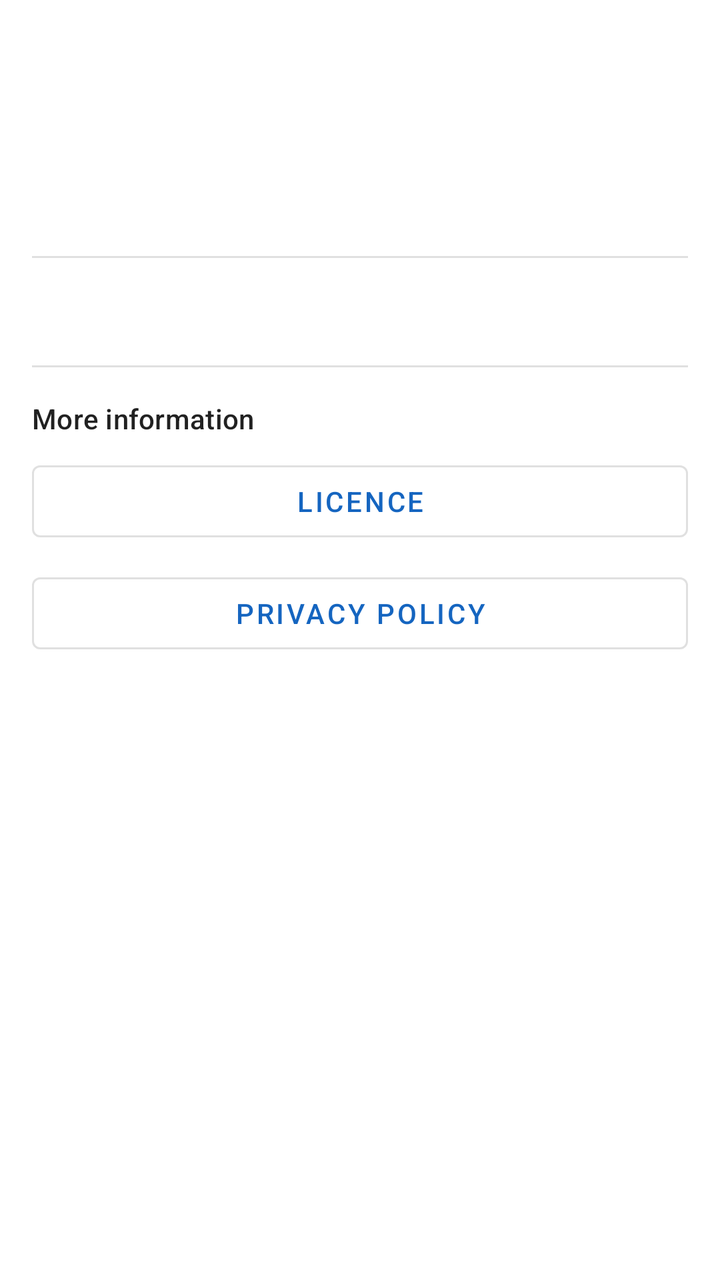
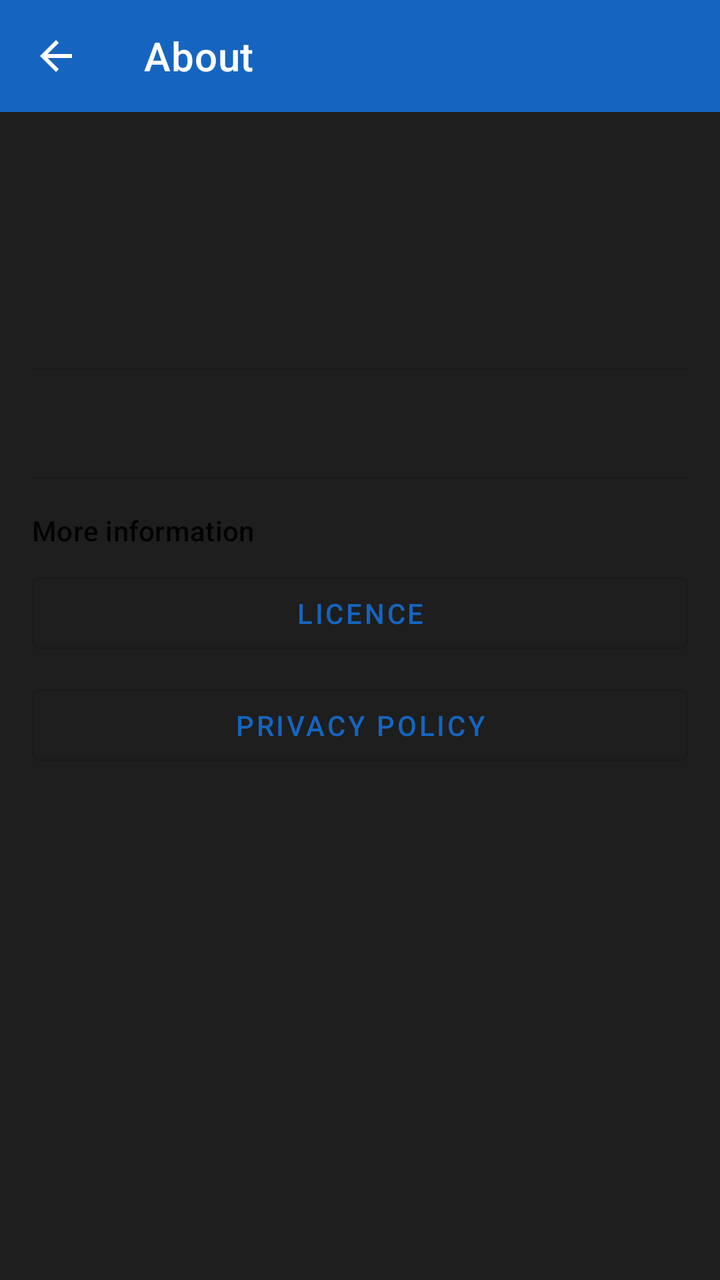

Compare the two renders of this Android layout. The source of the first and the diff that turns it into the second are given below.
<!-- AndroidManifest.xml: application theme Theme.OpenSCADViewer -->
<!-- res/layout/activity_about.xml -->
<?xml version="1.0" encoding="utf-8"?>
<ScrollView xmlns:android="http://schemas.android.com/apk/res/android"
    android:layout_width="match_parent"
    android:layout_height="match_parent"
    android:fillViewport="true">

    <LinearLayout
        android:layout_width="match_parent"
        android:layout_height="wrap_content"
        android:orientation="vertical"
        android:padding="16dp">

        
        <ImageView
            android:id="@+id/aboutAppIcon"
            android:layout_width="96dp"
            android:layout_height="96dp"
            android:layout_gravity="center_horizontal"
            android:contentDescription="@string/about_app_icon_description"
            android:src="@mipmap/ic_launcher" />

        <View
            android:layout_width="match_parent"
            android:layout_height="1dp"
            android:layout_marginTop="16dp"
            android:layout_marginBottom="16dp"
            android:background="?android:attr/listDivider" />

        
        <TextView
            android:id="@+id/aboutContent"
            android:layout_width="match_parent"
            android:layout_height="wrap_content"
            android:textAppearance="?attr/textAppearanceBody1"
            android:textIsSelectable="true" />

        <View
            android:layout_width="match_parent"
            android:layout_height="1dp"
            android:layout_marginTop="16dp"
            android:layout_marginBottom="16dp"
            android:background="?android:attr/listDivider" />

        
        <TextView
            android:layout_width="match_parent"
            android:layout_height="wrap_content"
            android:layout_marginBottom="8dp"
            android:text="@string/about_more_information"
            android:textAppearance="?attr/textAppearanceSubtitle2" />

        <com.google.android.material.button.MaterialButton
            android:id="@+id/btnShowLicence"
            style="@style/Widget.MaterialComponents.Button.OutlinedButton"
            android:layout_width="match_parent"
            android:layout_height="wrap_content"
            android:layout_marginBottom="8dp"
            android:text="@string/about_licence" />

        <com.google.android.material.button.MaterialButton
            android:id="@+id/btnShowPrivacyPolicy"
            style="@style/Widget.MaterialComponents.Button.OutlinedButton"
            android:layout_width="match_parent"
            android:layout_height="wrap_content"
            android:layout_marginBottom="8dp"
            android:text="@string/about_privacy_policy" />

        
        <TextView
            android:id="@+id/aboutDocumentContent"
            android:layout_width="match_parent"
            android:layout_height="wrap_content"
            android:layout_marginTop="16dp"
            android:fontFamily="monospace"
            android:textAppearance="?attr/textAppearanceBody2"
            android:textIsSelectable="true"
            android:visibility="gone" />

    </LinearLayout>

</ScrollView>
<!-- resources referenced by this layout -->
<resources>
  <!-- mipmap ic_launcher (mipmap-hdpi) -->
  <?xml version="1.0" encoding="utf-8"?>
  <adaptive-icon xmlns:android="http://schemas.android.com/apk/res/android">
      <background android:drawable="@color/primary"/>
      <foreground android:drawable="@color/white"/>
  </adaptive-icon>
  <string name="about_app_icon_description">App icon</string>
  <string name="about_licence">Licence</string>
  <string name="about_more_information">More information</string>
  <string name="about_privacy_policy">Privacy Policy</string>
  <style name="Theme.OpenSCADViewer" parent="Theme.MaterialComponents.DayNight.NoActionBar">
          <item name="colorPrimary">@color/primary</item>
          <item name="colorPrimaryDark">@color/primary_dark</item>
          <item name="colorAccent">@color/accent</item>
          <item name="android:statusBarColor">@color/primary_dark</item>
      </style>
  <color name="primary">#1565C0</color>
  <color name="white">#FFFFFF</color>
  <color name="primary_dark">#0D47A1</color>
  <color name="accent">#FF6F00</color>
</resources>

<!-- the commit's change to res/layout/activity_about.xml (unified diff, before → after) -->
@@ -1,14 +1,32 @@
 <?xml version="1.0" encoding="utf-8"?>
-<ScrollView xmlns:android="http://schemas.android.com/apk/res/android"
+<LinearLayout xmlns:android="http://schemas.android.com/apk/res/android"
+    xmlns:app="http://schemas.android.com/apk/res-auto"
     android:layout_width="match_parent"
     android:layout_height="match_parent"
-    android:fillViewport="true">
+    android:orientation="vertical"
+    android:background="@color/background_dark">
 
-    <LinearLayout
+    
+    <com.google.android.material.appbar.MaterialToolbar
+        android:id="@+id/aboutToolbar"
         android:layout_width="match_parent"
-        android:layout_height="wrap_content"
-        android:orientation="vertical"
-        android:padding="16dp">
+        android:layout_height="?attr/actionBarSize"
+        android:background="@color/primary"
+        app:navigationIcon="@drawable/ic_arrow_back"
+        app:title="@string/about_title"
+        app:titleTextColor="@color/white" />
+
+    <ScrollView
+        android:layout_width="match_parent"
+        android:layout_height="0dp"
+        android:layout_weight="1"
+        android:fillViewport="true">
+
+        <LinearLayout
+            android:layout_width="match_parent"
+            android:layout_height="wrap_content"
+            android:orientation="vertical"
+            android:padding="16dp">
 
         
         <ImageView
@@ -76,6 +94,8 @@
             android:textIsSelectable="true"
             android:visibility="gone" />
 
-    </LinearLayout>
+        </LinearLayout>
 
-</ScrollView>
+    </ScrollView>
+
+</LinearLayout>
<!-- resource entries referenced after the edit -->
@@ -1,5 +1,20 @@
 <!-- resources referenced by this layout -->
 <resources>
+  <color name="background_dark">#1E1E1E</color>
+  <color name="primary">#1565C0</color>
+  <color name="white">#FFFFFF</color>
+  <!-- drawable ic_arrow_back (drawable) -->
+  <?xml version="1.0" encoding="utf-8"?>
+  <vector xmlns:android="http://schemas.android.com/apk/res/android"
+      android:width="24dp"
+      android:height="24dp"
+      android:viewportWidth="24"
+      android:viewportHeight="24"
+      android:tint="@color/white">
+      <path
+          android:fillColor="@android:color/white"
+          android:pathData="M20,11H7.83l5.59,-5.59L12,4l-8,8 8,8 1.41,-1.41L7.83,13H20v-2z" />
+  </vector>
   <!-- mipmap ic_launcher (mipmap-hdpi) -->
   <?xml version="1.0" encoding="utf-8"?>
   <adaptive-icon xmlns:android="http://schemas.android.com/apk/res/android">
@@ -10,14 +25,13 @@
   <string name="about_licence">Licence</string>
   <string name="about_more_information">More information</string>
   <string name="about_privacy_policy">Privacy Policy</string>
+  <string name="about_title">About</string>
   <style name="Theme.OpenSCADViewer" parent="Theme.MaterialComponents.DayNight.NoActionBar">
           <item name="colorPrimary">@color/primary</item>
           <item name="colorPrimaryDark">@color/primary_dark</item>
           <item name="colorAccent">@color/accent</item>
           <item name="android:statusBarColor">@color/primary_dark</item>
       </style>
-  <color name="primary">#1565C0</color>
-  <color name="white">#FFFFFF</color>
   <color name="primary_dark">#0D47A1</color>
   <color name="accent">#FF6F00</color>
 </resources>
